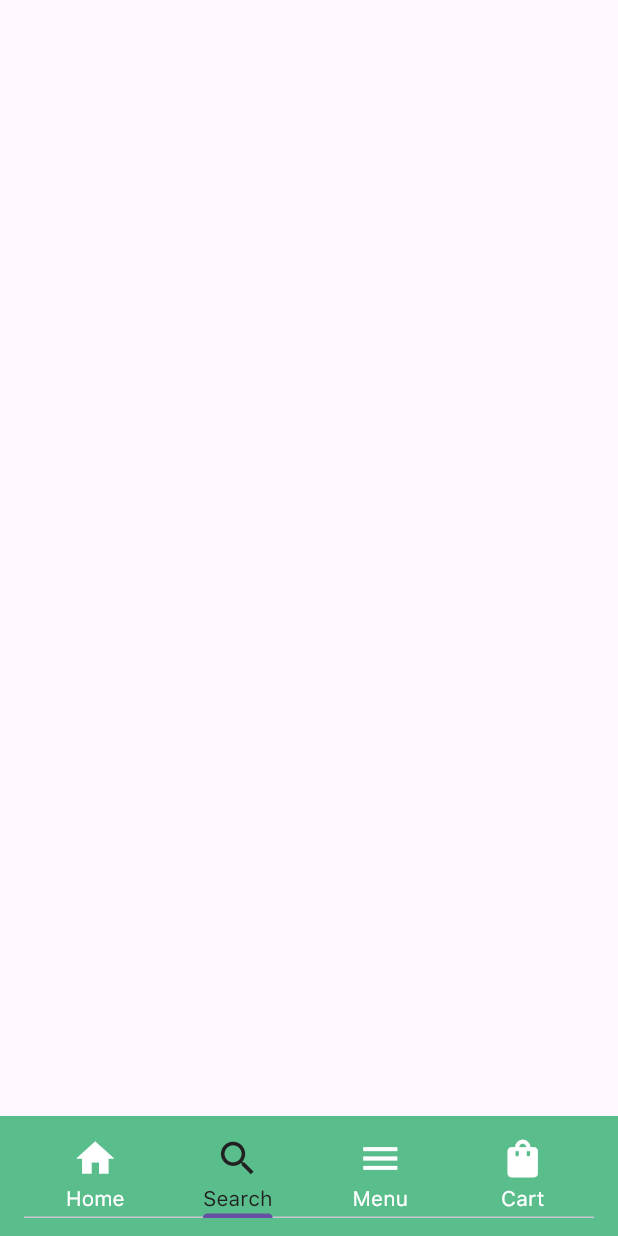
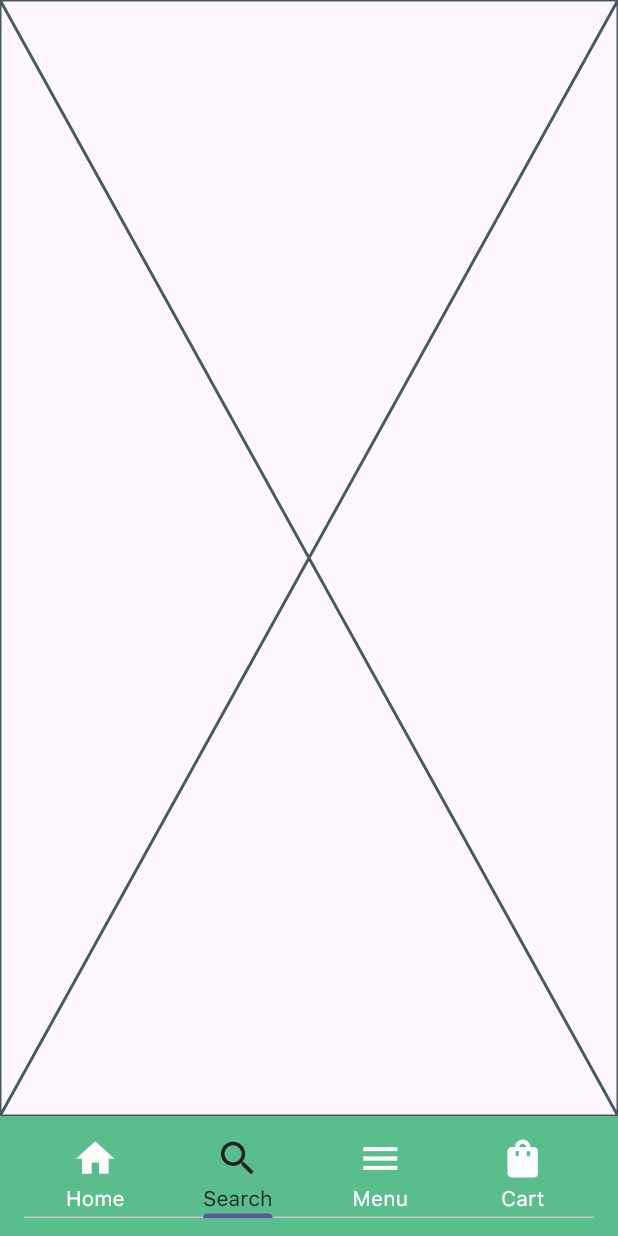
Before and after one commit to IbrahimRanjous/book_store, a Flutter app: the MainTabView screen opened by its route, item 2 of the bottom bar chosen, on a phone screen of 412 x 824 dp. Run offline on Flutter 3.47's test engine with Material 3 defaults, Android fonts, the phone set to English and light mode, and no system bars; our stand-ins replace go_router; project files that could hold a hidden picture were left out.

Commit message:
add the views that used in main tab to the app_router

```diff
--- a/lib/Features/Presentation/mainTab/presentation/views/main_tab_view.dart
+++ b/lib/Features/Presentation/mainTab/presentation/views/main_tab_view.dart
@@ -1,4 +1,7 @@
+import 'package:book_store/Features/Presentation/cart/presentation/views/cart_view.dart';
 import 'package:book_store/Features/Presentation/home/presentation/views/home_view.dart';
+import 'package:book_store/Features/Presentation/menu/presentation/views/menu_view.dart';
+import 'package:book_store/Features/Presentation/search/presentation/views/search_view.dart';
 import 'package:book_store/core/utils/color_extenstion.dart';
 import 'package:flutter/material.dart';
 
@@ -24,11 +27,11 @@ class _MainTabViewState extends State<MainTabView>
     return Scaffold(
       body: TabBarView(
         controller: controller,
-        children: [
-          const HomeView(),
-          Container(),
-          Container(),
-          Container(),
+        children: const [
+          HomeView(),
+          SearchView(),
+          MenuView(),
+          CartView(),
         ],
       ),
       bottomNavigationBar: BottomAppBar(
--- /dev/null
+++ b/lib/Features/Presentation/search/presentation/views/search_view.dart
@@ -0,0 +1,10 @@
+import 'package:flutter/material.dart';
+
+class SearchView extends StatelessWidget {
+  const SearchView({super.key});
+
+  @override
+  Widget build(BuildContext context) {
+    return const Placeholder();
+  }
+}
--- a/lib/core/utils/app_router.dart
+++ b/lib/core/utils/app_router.dart
@@ -1,7 +1,10 @@
+import 'package:book_store/Features/Presentation/cart/presentation/views/cart_view.dart';
 import 'package:book_store/Features/Presentation/home/presentation/views/home_view.dart';
 import 'package:book_store/Features/Presentation/mainTab/presentation/views/main_tab_view.dart';
+import 'package:book_store/Features/Presentation/menu/presentation/views/menu_view.dart';
 import 'package:book_store/Features/Presentation/onboarding/presentation/views/onboarding_view.dart';
 import 'package:book_store/Features/Presentation/onboarding/presentation/views/welcom_view.dart';
+import 'package:book_store/Features/Presentation/search/presentation/views/search_view.dart';
 import 'package:book_store/Features/Presentation/sign%20in/up/presentation/views/forgot_password_view.dart';
 import 'package:book_store/Features/Presentation/sign%20in/up/presentation/views/help_us_view.dart';
 import 'package:book_store/Features/Presentation/sign%20in/up/presentation/views/log_in_view.dart';
@@ -16,6 +19,9 @@ class AppRouter {
   static const kHelpUsView = '/helpUsView';
   static const kMainTabView = '/mainTabView';
   static const kHomeView = '/homeView';
+  static const kSearchView = '/searchView';
+  static const kMenuView = '/menuView';
+  static const kCartView = '/cartView';
   static final router = GoRouter(
     routes: [
       GoRoute(
@@ -51,6 +57,18 @@ class AppRouter {
         path: kHomeView,
         builder: (context, state) => const HomeView(),
       ),
+      GoRoute(
+        path: kSearchView,
+        builder: (context, state) => const SearchView(),
+      ),
+      GoRoute(
+        path: kMenuView,
+        builder: (context, state) => const MenuView(),
+      ),
+      GoRoute(
+        path: kCartView,
+        builder: (context, state) => const CartView(),
+      ),
     ],
   );
 }
```
Also changed, not shown: lib/Features/Presentation/cart/presentation/views/cart_view.dart (added, +10 -0 lines), lib/Features/Presentation/menu/presentation/views/menu_view.dart (added, +10 -0 lines), lib/Features/Presentation/home/presentation/views/widgets/home_view_body.dart (line endings or trailing spaces).
